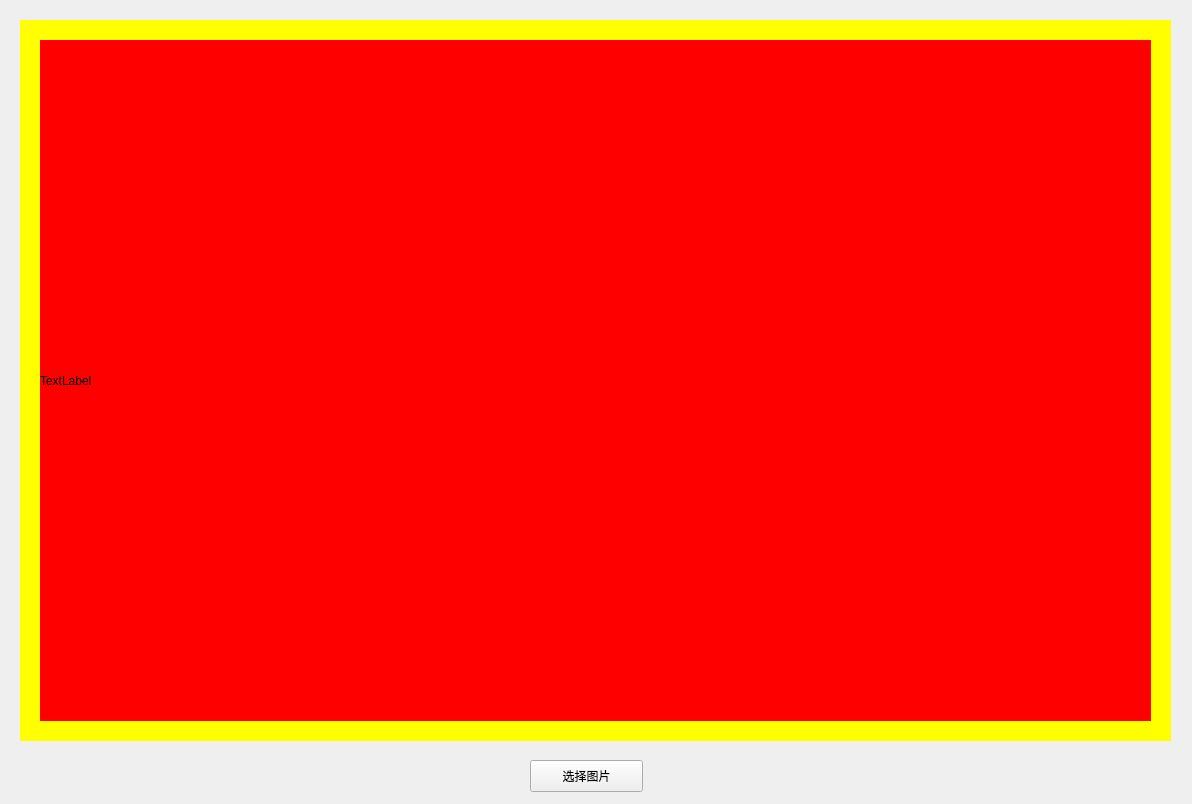
This is ImageAdaptive/mainwindow.ui in fuzongjian/Qt-demos as Qt 5 draws it before an edit. The edited form follows.
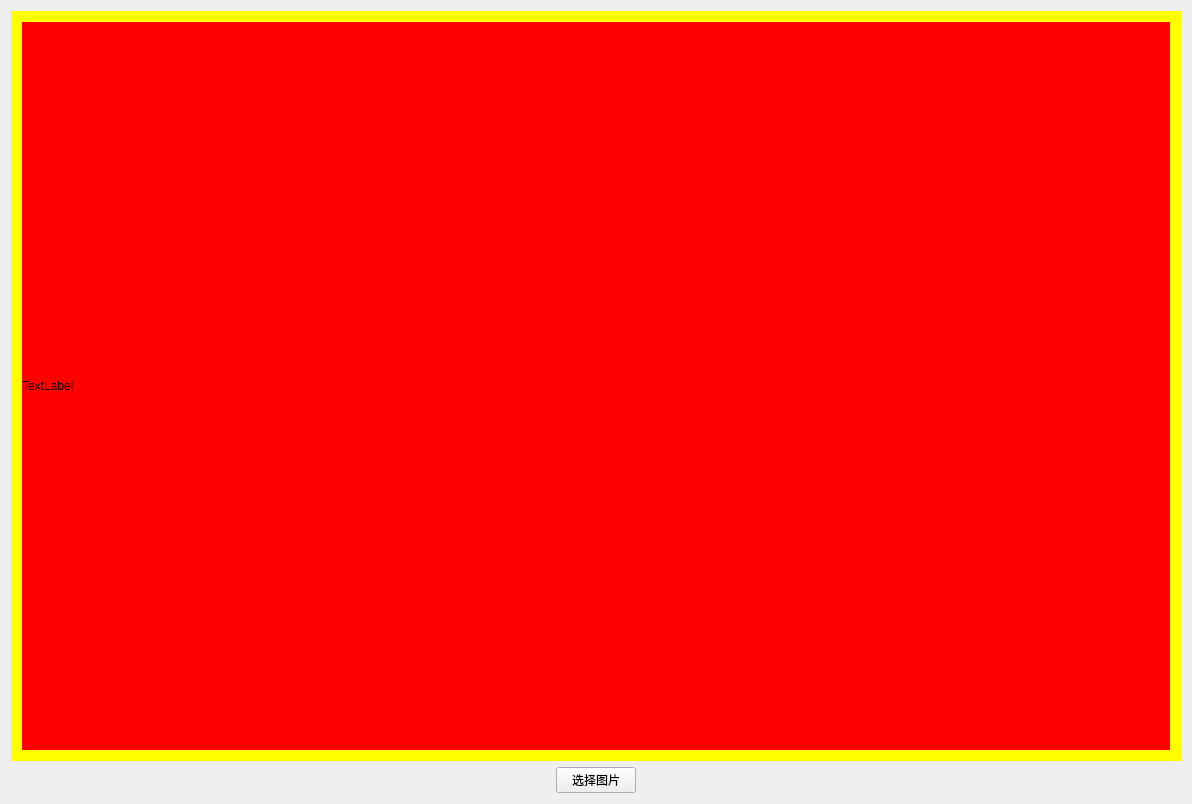
This is the edited form.

Commit message: 放大缩小。

What changed in the file:
```diff
--- a/ImageAdaptive/mainwindow.ui
+++ b/ImageAdaptive/mainwindow.ui
@@ -14,40 +14,27 @@
    <string>MainWindow</string>
   </property>
   <widget class="QWidget" name="centralWidget">
-   <widget class="QPushButton" name="pushButton">
-    <property name="geometry">
-     <rect>
-      <x>530</x>
-      <y>760</y>
-      <width>113</width>
-      <height>32</height>
-     </rect>
-    </property>
-    <property name="text">
-     <string>选择图片</string>
-    </property>
-   </widget>
+   <layout class="QVBoxLayout" name="verticalLayout_2">
+    <item>
    <widget class="QWidget" name="bgwidget" native="true">
-    <property name="geometry">
-     <rect>
-      <x>20</x>
-      <y>20</y>
-      <width>1151</width>
-      <height>721</height>
-     </rect>
+      <property name="sizePolicy">
+       <sizepolicy hsizetype="Expanding" vsizetype="Expanding">
+        <horstretch>0</horstretch>
+        <verstretch>0</verstretch>
+       </sizepolicy>
+      </property>
+      <property name="minimumSize">
+       <size>
+        <width>1161</width>
+        <height>711</height>
+       </size>
     </property>
     <property name="styleSheet">
      <string notr="true">background-color: rgb(255, 255, 0);</string>
     </property>
+      <layout class="QVBoxLayout" name="verticalLayout">
+       <item>
     <widget class="QLabel" name="imageLabel">
-     <property name="geometry">
-      <rect>
-       <x>20</x>
-       <y>20</y>
-       <width>1111</width>
-       <height>681</height>
-      </rect>
-     </property>
      <property name="styleSheet">
       <string notr="true">background-color: rgb(255, 0, 0);</string>
      </property>
@@ -55,7 +42,48 @@
       <string>TextLabel</string>
      </property>
     </widget>
-   </widget>
+       </item>
+      </layout>
+     </widget>
+    </item>
+    <item>
+     <layout class="QHBoxLayout" name="horizontalLayout">
+      <item>
+       <spacer name="horizontalSpacer">
+        <property name="orientation">
+         <enum>Qt::Horizontal</enum>
+        </property>
+        <property name="sizeHint" stdset="0">
+         <size>
+          <width>478</width>
+          <height>20</height>
+         </size>
+        </property>
+       </spacer>
+      </item>
+      <item>
+       <widget class="QPushButton" name="pushButton">
+        <property name="text">
+         <string>选择图片</string>
+        </property>
+       </widget>
+      </item>
+      <item>
+       <spacer name="horizontalSpacer_2">
+        <property name="orientation">
+         <enum>Qt::Horizontal</enum>
+        </property>
+        <property name="sizeHint" stdset="0">
+         <size>
+          <width>518</width>
+          <height>20</height>
+         </size>
+        </property>
+       </spacer>
+      </item>
+     </layout>
+    </item>
+   </layout>
   </widget>
  </widget>
  <layoutdefault spacing="6" margin="11"/>
```
Lines whose indentation alone changed are shown as unchanged.
